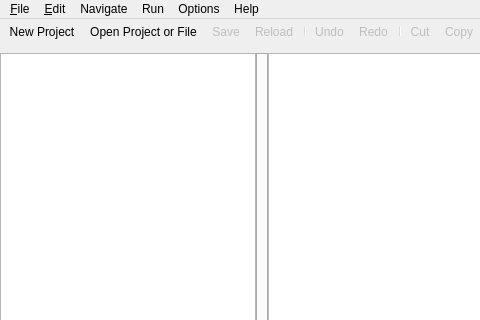
First picture: the form in ScaraControlGUI/mainwindow.ui, repository mnowator/SCARA_Control, before the edit; both pictures show x 0 to 480 and y 0 to 320 of the 1041 by 574 pixel window.
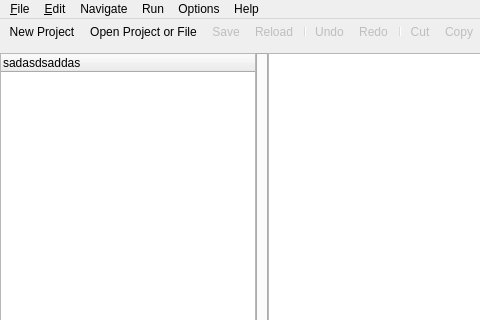
Second picture: the form after the edit. Icons and pictures are not drawn.

Diff of the .ui file:
```diff
--- a/ScaraControlGUI/mainwindow.ui
+++ b/ScaraControlGUI/mainwindow.ui
@@ -57,11 +57,11 @@
           <bool>false</bool>
          </property>
          <attribute name="headerVisible">
-          <bool>false</bool>
+          <bool>true</bool>
          </attribute>
          <column>
           <property name="text">
-           <string notr="true">Projects</string>
+           <string notr="true">sadasdsaddas</string>
           </property>
          </column>
         </widget>
```
